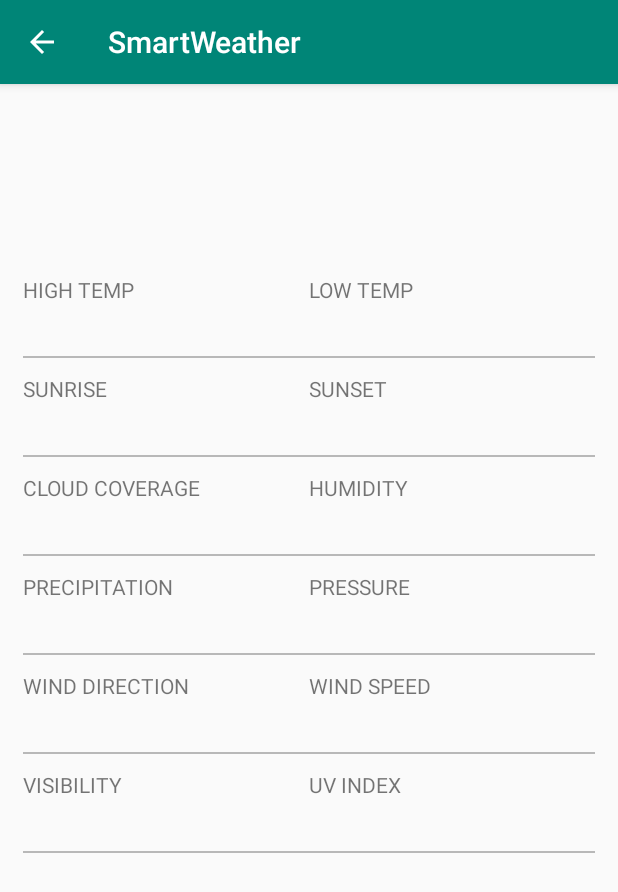
After one commit to xuefanghu/SmartWeather, an Android app: the DailyDetailActivity screen opened directly, with no data from a screen before it, on a phone screen of 412 x 824 dp. The commit adds this screen. Shown: the top 892 px of the screen. Run offline under Robolectric (Android 15) with nearby library versions, the phone set to English and light mode, and no system bars.

Commit message:
created intent to add daily detail activity
Display the detailed daily weather information when click a particular day(a certain row) of weather item list of the main screen.

```diff
--- /dev/null
+++ b/app/src/main/java/com/groupproject/smartweather/DailyDetailActivity.java
@@ -0,0 +1,80 @@
+package com.groupproject.smartweather;
+
+import androidx.appcompat.app.AppCompatActivity;
+
+import android.os.Bundle;
+import android.widget.ImageView;
+import android.widget.TextView;
+
+import com.groupproject.smartweather.Utils.DailyWeatherInfo;
+import com.groupproject.smartweather.Utils.WeatherUtils;
+
+import java.io.Serializable;
+import java.time.Instant;
+import java.time.ZoneId;
+import java.time.ZonedDateTime;
+import java.time.format.DateTimeFormatter;
+
+public class DailyDetailActivity extends AppCompatActivity {
+    final DateTimeFormatter dtFormatter = DateTimeFormatter.ofPattern("hh:mm a");
+    @Override
+    protected void onCreate(Bundle savedInstanceState) {
+        super.onCreate(savedInstanceState);
+        setContentView(R.layout.activity_daily_detail);
+
+        Bundle bundle = getIntent().getExtras();
+        if (bundle == null) {
+            return;
+        }
+        Serializable obj =  bundle.getSerializable("dayWeather");
+        if (obj==null) {
+            return;
+        }
+        DailyWeatherInfo info= (DailyWeatherInfo)obj;
+        ((TextView) findViewById(R.id.weather_date)).setText(info.dateDisplayStr);
+        ((TextView) findViewById(R.id.city_name)).setText(info.cityName);
+        int resourceImage = getResources().getIdentifier(info.weatherIconID, "drawable",
+                getPackageName());
+        ((ImageView) findViewById(R.id.weather_icon)).setImageResource(resourceImage);
+        ((TextView) findViewById(R.id.weather_desc)).setText(info.weatherDesc);
+
+        // This row shows the high temperature and the low temperature.
+        ((TextView) findViewById(R.id.details_high_temp)).setText(
+                WeatherUtils.formatTemperature(info.highTemp));
+        ((TextView) findViewById(R.id.details_low_temp)).setText(
+                WeatherUtils.formatTemperature(info.lowTemp));
+
+        // This row shows the sunrise time and the sunset time.
+        ZoneId zoneId = ZoneId.of(info.timeZone);
+        ZonedDateTime sunriseTime = ZonedDateTime.ofInstant(Instant.ofEpochSecond(info.sunriseTs),
+                zoneId);
+        ((TextView) findViewById(R.id.details_sunrise)).setText(sunriseTime.format(dtFormatter));
+        ZonedDateTime sunsetTime = ZonedDateTime.ofInstant(Instant.ofEpochSecond(info.sunsetTs),
+                zoneId);
+        ((TextView) findViewById(R.id.details_sunset)).setText(sunsetTime.format(dtFormatter));
+
+        // This row shows the cloud coverage and the humidity.
+        ((TextView) findViewById(R.id.details_cloud_coverage)).setText(
+                String.format("%d%%", info.cloudCoverage));
+        ((TextView) findViewById(R.id.details_humidity)).setText(
+                String.format("%d%%", info.relativeHumidity));
+
+        // This row shows the precipitation and the pressure.
+        ((TextView) findViewById(R.id.details_precipitation)).setText(
+                String.format("%.0f MM", info.precipitation));
+        ((TextView) findViewById(R.id.details_pressure)).setText(
+                String.format("%.0f MB", info.pressure));
+
+        // This row shows the wind direction and the wind speed.
+        ((TextView) findViewById(R.id.details_wind_dir)).setText(
+                info.windDir);
+        ((TextView) findViewById(R.id.details_wind_speed)).setText(
+                String.format("%.1f M/S", info.windSpeed));
+
+        // This row shows the visibility and the UV index.
+        ((TextView) findViewById(R.id.details_visibility)).setText(
+                String.format("%.0f KM", info.visibility));
+        ((TextView) findViewById(R.id.details_uv)).setText(
+                String.format("%.0f", info.uv));
+    }
+}
--- a/app/src/main/java/com/groupproject/smartweather/MainActivity.java
+++ b/app/src/main/java/com/groupproject/smartweather/MainActivity.java
@@ -74,8 +74,9 @@ public class MainActivity extends AppCompatActivity implements
      * @param dayWeather
      */
     public void onClick(DailyWeatherInfo dayWeather) {
-        // TODO: create a new intent for the weather details.
-
+        Intent intent = new Intent(this, DailyDetailActivity.class);
+        intent.putExtra("dayWeather", dayWeather);
+        startActivity(intent);
     }
 
     /**
@@ -185,12 +186,7 @@ public class MainActivity extends AppCompatActivity implements
             LocationManager locationManager = (LocationManager) getSystemService(
                     Context.LOCATION_SERVICE);
             Location location = locationManager.getLastKnownLocation(LocationManager.GPS_PROVIDER);
-            if (location != null || !Preferences.getPreferredLocation().isEmpty()) {
-                loadWeatherData(location);
-            } else {
-                showErrorMessage(
-                        "GPS location not available. Please enter location in SETTINGS.");
-            }
+            loadWeatherData(location);
         }else {
             showErrorMessage("Location permission required. Please try again.");
         }
--- a/app/src/main/java/com/groupproject/smartweather/Utils/DailyWeatherInfo.java
+++ b/app/src/main/java/com/groupproject/smartweather/Utils/DailyWeatherInfo.java
@@ -1,11 +1,13 @@
 package com.groupproject.smartweather.Utils;
 
+
+import java.io.Serializable;
 
 /**
  * Data structure to store the weather info of a day, such as the high/low temperatures, wind speed,
  * etc. We will use it to power both the multi-day list view and the single-day detailed view.
  */
-public class DailyWeatherInfo {
+public class DailyWeatherInfo implements Serializable {
     // Weather text such as "Scattered clouds" etc.
     public String weatherDesc;
 
@@ -30,8 +32,8 @@ public class DailyWeatherInfo {
     public int cloudCoverage;
     // Relative humidity (%)
     public int relativeHumidity;
-    // wind direction like "west-northwest" etc.
-    public String windDirFull;
+    // wind direction like "NW" etc.
+    public String windDir;
     // Wind speed (in M/S).
     public double windSpeed;
     // Accumulated liquid equivalent precipitation (in MM).
--- a/app/src/main/java/com/groupproject/smartweather/Utils/ServerJsonUtils.java
+++ b/app/src/main/java/com/groupproject/smartweather/Utils/ServerJsonUtils.java
@@ -42,7 +42,7 @@ public final class ServerJsonUtils {
         final String SW_SUNSET_TS = "sunset_ts";
         final String SW_CLOUD_COVERAGE = "clouds";
         final String SW_RELATIVE_HUMIDITY = "rh";
-        final String SW_WIND_DIR_FULL = "wind_cdir_full";
+        final String SW_WIND_DIR = "wind_cdir";
         final String SW_WIND_SPEED = "wind_spd";
         final String SW_PRECIPITATION = "precip";
         final String SW_PRESSURE = "pres";
@@ -79,7 +79,7 @@ public final class ServerJsonUtils {
             weatherInfo.sunsetTs = dayForecast.getLong(SW_SUNSET_TS);
             weatherInfo.cloudCoverage =dayForecast.getInt(SW_CLOUD_COVERAGE);
             weatherInfo.relativeHumidity =dayForecast.getInt(SW_RELATIVE_HUMIDITY);
-            weatherInfo.windDirFull = dayForecast.getString(SW_WIND_DIR_FULL);
+            weatherInfo.windDir = dayForecast.getString(SW_WIND_DIR);
             weatherInfo.windSpeed = dayForecast.getDouble(SW_WIND_SPEED);
             weatherInfo.precipitation = dayForecast.getDouble(SW_PRECIPITATION);
             weatherInfo.lowTemp = dayForecast.getDouble(SW_LOW);
--- a/app/src/main/java/com/groupproject/smartweather/Utils/WeatherUtils.java
+++ b/app/src/main/java/com/groupproject/smartweather/Utils/WeatherUtils.java
@@ -9,6 +9,20 @@ public final class WeatherUtils {
      */
     private static double celsiusToFahrenheit(double tempInC) {
         return (tempInC * 1.8) + 32;
+    }
+
+    /**
+     * This method will perform temperature format conversion.
+     *
+     * @param temp temperature in degrees Celsius (°C)
+     * @return Formatted temperature String
+     */
+    public static String formatTemperature(double temp) {
+        if (!Preferences.getIsMetric()) {
+            return String.format("%.0f°F", celsiusToFahrenheit(temp));
+        } else {
+            return String.format("%.0f°C", temp);
+        }
     }
 
     /**
--- /dev/null
+++ b/app/src/main/res/layout/activity_daily_detail.xml
@@ -0,0 +1,353 @@
+<?xml version="1.0" encoding="utf-8"?>
+<RelativeLayout xmlns:android="http://schemas.android.com/apk/res/android"
+    android:layout_width="match_parent"
+    android:layout_height="match_parent">
+
+    <TextView
+        android:id="@+id/weather_date"
+        android:layout_width="match_parent"
+        android:layout_height="wrap_content"
+        android:gravity="center"
+        android:layout_marginTop="2dp"
+        android:padding="2dp"
+        android:textSize="20sp" />
+    <TextView
+        android:id="@+id/city_name"
+        android:layout_width="match_parent"
+        android:layout_height="wrap_content"
+        android:layout_below="@id/weather_date"
+        android:gravity="center"
+        android:padding="2dp"
+        android:textSize="40sp" />
+
+
+    <TextView
+        android:id="@+id/weather_desc"
+        android:layout_width="match_parent"
+        android:layout_height="wrap_content"
+        android:layout_below="@id/city_name"
+        android:gravity="center"
+        android:padding="2dp"
+        android:textSize="18sp" />
+    <ImageView
+        android:id="@+id/weather_icon"
+        android:layout_width="match_parent"
+        android:layout_height="wrap_content"
+        android:layout_below="@id/weather_desc"
+        android:contentDescription="@string/weather_icon"
+        android:gravity="center" />
+
+    <TableLayout
+        android:layout_width="match_parent"
+        android:layout_height="wrap_content"
+        android:layout_below="@id/weather_icon"
+        android:layout_marginTop="2dp"
+        android:paddingLeft="10dp"
+        android:paddingRight="10dp">
+
+
+        <TableRow
+            android:padding="5dp">
+            <LinearLayout
+                android:orientation="vertical"
+                android:layout_weight="1"
+                android:layout_width="wrap_content"
+                android:layout_height="wrap_content">
+                <TextView
+                    android:layout_width="match_parent"
+                    android:layout_height="wrap_content"
+                    android:layout_weight="1"
+                    android:text="HIGH TEMP" />
+
+                <TextView
+                    android:id="@+id/details_high_temp"
+                    android:layout_width="match_parent"
+                    android:layout_height="wrap_content"
+                    android:layout_weight="1"
+                    android:textSize="25sp"
+                    android:textStyle="bold"/>
+                <View
+                    android:layout_width="match_parent"
+                    android:layout_height="2px"
+                    android:background="#4000"/>
+            </LinearLayout>
+            <LinearLayout
+                android:orientation="vertical"
+                android:layout_weight="1"
+                android:layout_width="wrap_content"
+                android:layout_height="wrap_content">
+                <TextView
+                    android:layout_width="match_parent"
+                    android:layout_height="wrap_content"
+                    android:layout_weight="1"
+                    android:text="LOW TEMP" />
+
+                <TextView
+                    android:id="@+id/details_low_temp"
+                    android:layout_width="match_parent"
+                    android:layout_height="wrap_content"
+                    android:layout_weight="1"
+                    android:textSize="25sp"
+                    android:textStyle="bold"/>
+                <View
+                    android:layout_width="match_parent"
+                    android:layout_height="2px"
+                    android:background="#4000"/>
+            </LinearLayout>
+        </TableRow>
+
+        <TableRow
+            android:padding="5dp">
+            <LinearLayout
+                android:orientation="vertical"
+                android:layout_weight="1"
+                android:layout_width="wrap_content"
+                android:layout_height="wrap_content">
+                <TextView
+                    android:layout_width="match_parent"
+                    android:layout_height="wrap_content"
+                    android:layout_weight="1"
+                    android:text="SUNRISE" />
+
+                <TextView
+                    android:id="@+id/details_sunrise"
+                    android:layout_width="match_parent"
+                    android:layout_height="wrap_content"
+                    android:layout_weight="1"
+                    android:textSize="25sp"
+                    android:textStyle="bold"/>
+                <View
+                    android:layout_width="match_parent"
+                    android:layout_height="2px"
+                    android:background="#4000"/>
+            </LinearLayout>
+            <LinearLayout
+                android:orientation="vertical"
+                android:layout_weight="1"
+                android:layout_width="wrap_content"
+                android:layout_height="wrap_content">
+            <TextView
+                android:layout_width="match_parent"
+                android:layout_height="wrap_content"
+                android:layout_weight="1"
+                android:text="SUNSET" />
+
+            <TextView
+                android:id="@+id/details_sunset"
+                android:layout_width="match_parent"
+                android:layout_height="wrap_content"
+                android:layout_weight="1"
+                android:textSize="25sp"
+                android:textStyle="bold"/>
+            <View
+                android:layout_width="match_parent"
+                android:layout_height="2px"
+                android:background="#4000"/>
+            </LinearLayout>
+        </TableRow>
+
+        <TableRow
+            android:padding="5dp">
+            <LinearLayout
+                android:orientation="vertical"
+                android:layout_weight="1"
+                android:layout_width="wrap_content"
+                android:layout_height="wrap_content">
+                <TextView
+                    android:layout_width="match_parent"
+                    android:layout_height="wrap_content"
+                    android:layout_weight="1"
+                    android:text="CLOUD COVERAGE" />
+
+                <TextView
+                    android:id="@+id/details_cloud_coverage"
+                    android:layout_width="match_parent"
+                    android:layout_height="wrap_content"
+                    android:layout_weight="1"
+                    android:textSize="25sp"
+                    android:textStyle="bold"/>
+                <View
+                    android:layout_width="match_parent"
+                    android:layout_height="2px"
+                    android:background="#4000"/>
+            </LinearLayout>
+            <LinearLayout
+                android:orientation="vertical"
+                android:layout_weight="1"
+                android:layout_width="wrap_content"
+                android:layout_height="wrap_content">
+                <TextView
+                    android:layout_width="match_parent"
+                    android:layout_height="wrap_content"
+                    android:layout_weight="1"
+                    android:text="HUMIDITY" />
+
+                <TextView
+                    android:id="@+id/details_humidity"
+                    android:layout_width="match_parent"
+                    android:layout_height="wrap_content"
+                    android:layout_weight="1"
+                    android:textSize="25sp"
+                    android:textStyle="bold"/>
+                <View
+                    android:layout_width="match_parent"
+                    android:layout_height="2px"
+                    android:background="#4000"/>
+            </LinearLayout>
+        </TableRow>
+
+
+        <TableRow
+            android:padding="5dp">
+            <LinearLayout
+                android:orientation="vertical"
+                android:layout_weight="1"
+                android:layout_width="wrap_content"
+                android:layout_height="wrap_content">
+                <TextView
+                    android:layout_width="match_parent"
+                    android:layout_height="wrap_content"
+                    android:layout_weight="1"
+                    android:text="PRECIPITATION" />
+
+                <TextView
+                    android:id="@+id/details_precipitation"
+                    android:layout_width="match_parent"
+                    android:layout_height="wrap_content"
+                    android:layout_weight="1"
+                    android:textSize="25sp"
+                    android:textStyle="bold"/>
+                <View
+                    android:layout_width="match_parent"
+                    android:layout_height="2px"
+                    android:background="#4000"/>
+            </LinearLayout>
+            <LinearLayout
+                android:orientation="vertical"
+                android:layout_weight="1"
+                android:layout_width="wrap_content"
+                android:layout_height="wrap_content">
+                <TextView
+                    android:layout_width="match_parent"
+                    android:layout_height="wrap_content"
+                    android:layout_weight="1"
+                    android:text="PRESSURE" />
+
+                <TextView
+                    android:id="@+id/details_pressure"
+                    android:layout_width="match_parent"
+                    android:layout_height="wrap_content"
+                    android:layout_weight="1"
+                    android:textSize="25sp"
+                    android:textStyle="bold"/>
+                <View
+                    android:layout_width="match_parent"
+                    android:layout_height="2px"
+                    android:background="#4000"/>
+            </LinearLayout>
+        </TableRow>
+
+
+        <TableRow
+            android:padding="5dp">
+            <LinearLayout
+                android:orientation="vertical"
+                android:layout_weight="1"
+                android:layout_width="wrap_content"
+                android:layout_height="wrap_content">
+                <TextView
+                    android:layout_width="match_parent"
+                    android:layout_height="wrap_content"
+                    android:layout_weight="1"
+                    android:text="WIND DIRECTION" />
+
+                <TextView
+                    android:id="@+id/details_wind_dir"
+                    android:layout_width="match_parent"
+                    android:layout_height="wrap_content"
+                    android:layout_weight="1"
+                    android:textSize="25sp"
+                    android:textStyle="bold"/>
+                <View
+                    android:layout_width="match_parent"
+                    android:layout_height="2px"
+                    android:background="#4000"/>
+            </LinearLayout>
+            <LinearLayout
+                android:orientation="vertical"
+                android:layout_weight="1"
+                android:layout_width="wrap_content"
+                android:layout_height="wrap_content">
+                <TextView
+                    android:layout_width="match_parent"
+                    android:layout_height="wrap_content"
+                    android:layout_weight="1"
+                    android:text="WIND SPEED" />
+
+                <TextView
+                    android:id="@+id/details_wind_speed"
+                    android:layout_width="match_parent"
+                    android:layout_height="wrap_content"
+                    android:layout_weight="1"
+                    android:textSize="25sp"
+                    android:textStyle="bold"/>
+                <View
+                    android:layout_width="match_parent"
+                    android:layout_height="2px"
+                    android:background="#4000"/>
+            </LinearLayout>
+        </TableRow>
+
+
+
+        <TableRow
+            android:padding="5dp">
+            <LinearLayout
+                android:orientation="vertical"
+                android:layout_weight="1"
+                android:layout_width="wrap_content"
+                android:layout_height="wrap_content">
+                <TextView
+                    android:layout_width="match_parent"
+                    android:layout_height="wrap_content"
+                    android:layout_weight="1"
+                    android:text="VISIBILITY" />
+
+                <TextView
+                    android:id="@+id/details_visibility"
+                    android:layout_width="match_parent"
+                    android:layout_height="wrap_content"
+                    android:layout_weight="1"
+                    android:textSize="25sp"
+                    android:textStyle="bold"/>
+                <View
+                    android:layout_width="match_parent"
+                    android:layout_height="2px"
+                    android:background="#4000"/>
+            </LinearLayout>
+            <LinearLayout
+                android:orientation="vertical"
+                android:layout_weight="1"
+                android:layout_width="wrap_content"
+                android:layout_height="wrap_content">
+                <TextView
+                    android:layout_width="match_parent"
+                    android:layout_height="wrap_content"
+                    android:layout_weight="1"
+                    android:text="UV INDEX" />
+
+                <TextView
+                    android:id="@+id/details_uv"
+                    android:layout_width="match_parent"
+                    android:layout_height="wrap_content"
+                    android:layout_weight="1"
+                    android:textSize="25sp"
+                    android:textStyle="bold"/>
+                <View
+                    android:layout_width="match_parent"
+                    android:layout_height="2px"
+                    android:background="#4000"/>
+            </LinearLayout>
+        </TableRow>
+    </TableLayout>
+</RelativeLayout>
```
Also changed, not shown: app/src/main/AndroidManifest.xml (+6 -4 lines).
